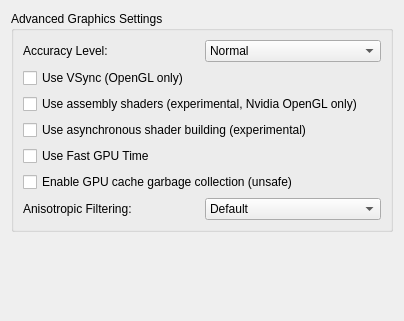
rorrim-rorrim/eden-alt, file src/yuzu/configuration/configure_graphics_advanced.ui: the form before one commit.
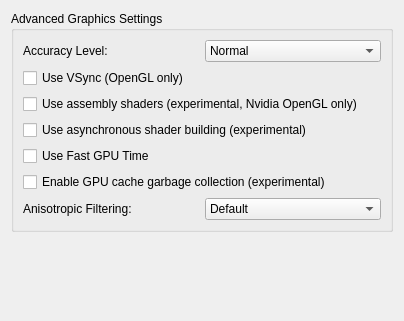
The form after the commit.

Commit message: Reaper: Upgrade label from unsafe to experimental as no regressions are known now.

The edit to the form file:
```diff
--- a/src/yuzu/configuration/configure_graphics_advanced.ui
+++ b/src/yuzu/configuration/configure_graphics_advanced.ui
@@ -109,7 +109,7 @@
            <string>Enables garbage collection for the GPU caches, this will try to keep VRAM within 3-4 GB by flushing the least used textures/buffers. May cause issues in a few games.</string>
           </property>
           <property name="text">
-           <string>Enable GPU cache garbage collection (unsafe)</string>
+           <string>Enable GPU cache garbage collection (experimental)</string>
           </property>
          </widget>
         </item>
```
